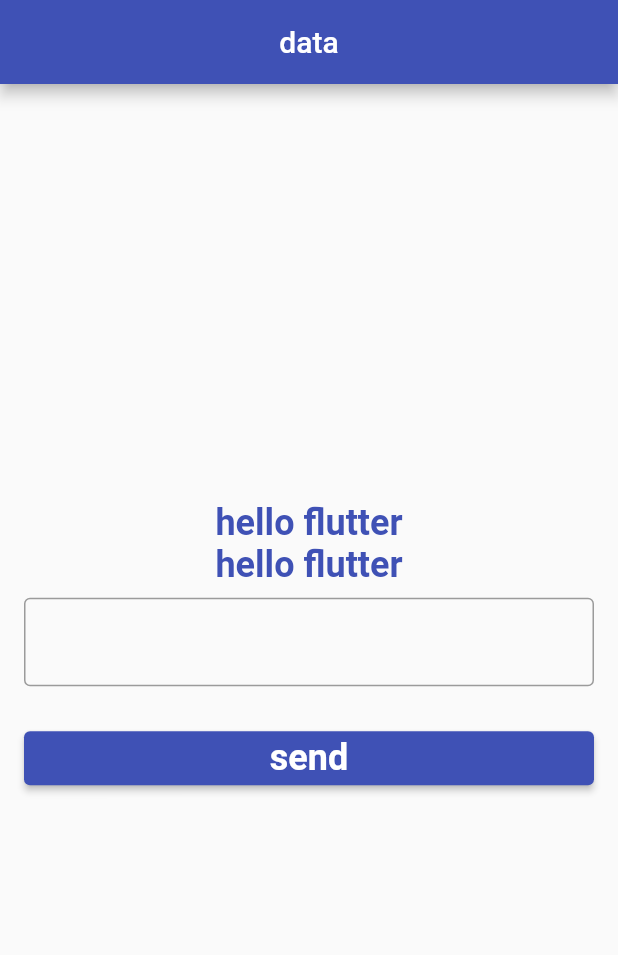
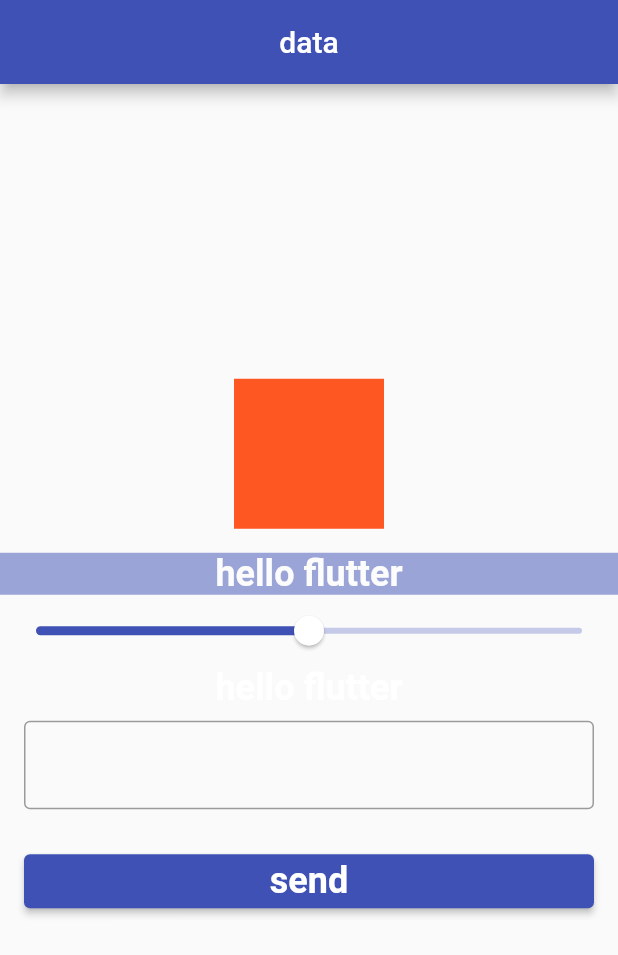
Before and after one commit to AnasAltarazi1998/bloc_sessions, a Flutter app: the screen it shows after launch, on a phone screen of 412 x 824 dp. Shown: the top 955 px of the screen. Run offline on Flutter 3.47's test engine with Material 2 defaults, Android fonts, the phone set to English and light mode, and no system bars; our stand-ins replace cloud_firestore, firebase_core; accounts and stored records are empty; Roboto replaces fonts that are missing (Iosevka).

Commit message:
-- animation

```diff
--- a/lib/main.dart
+++ b/lib/main.dart
@@ -32,10 +32,15 @@ class MyMApp extends StatelessWidget {
 ThemeData appTheme() {
   ThemeData appTheme = ThemeData();
   return appTheme.copyWith(
+    sliderTheme: SliderThemeData(
+        activeTrackColor: Colors.indigo,
+        thumbColor: Colors.white,
+        inactiveTickMarkColor: Colors.white,
+        inactiveTrackColor: Colors.indigo.shade100),
     textTheme: TextTheme(
       bodyText2: TextStyle(
           fontSize: 24,
-          color: Colors.indigo,
+          color: Colors.white,
           fontFamily: 'Iosevka',
           fontWeight: FontWeight.bold),
     ),
--- a/lib/my_app.dart
+++ b/lib/my_app.dart
@@ -20,6 +20,7 @@ class _MyAppState extends State<MyApp> {
         .catchError((error) => print(error));
   }
 
+  double _value = 5;
   @override
   Widget build(BuildContext context) {
     return Scaffold(
@@ -29,11 +30,36 @@ class _MyAppState extends State<MyApp> {
       body: Column(
         mainAxisAlignment: MainAxisAlignment.center,
         children: [
-          Container(
-            child: Text(
-              'hello flutter',
+          AnimatedContainer(
+            width: (_value) * 20,
+            curve: Curves.fastOutSlowIn,
+            height: (_value) * 20,
+            duration: Duration(seconds: 5),
+            child: Container(
+              color: Colors.deepOrange,
             ),
-            alignment: Alignment.center,
+          ),
+          Padding(padding: EdgeInsets.all(8)),
+          Opacity(
+            opacity: _value / 10,
+            child: Container(
+              color: Colors.indigo,
+              child: Text(
+                'hello flutter',
+              ),
+              alignment: Alignment.center,
+            ),
+          ),
+          Slider(
+            value: _value,
+            onChanged: (value) {
+              setState(() {
+                _value = value;
+              });
+            },
+            min: 0,
+            max: 10,
+            // divisions: 20,
           ),
           Container(
             child: Text(
```
